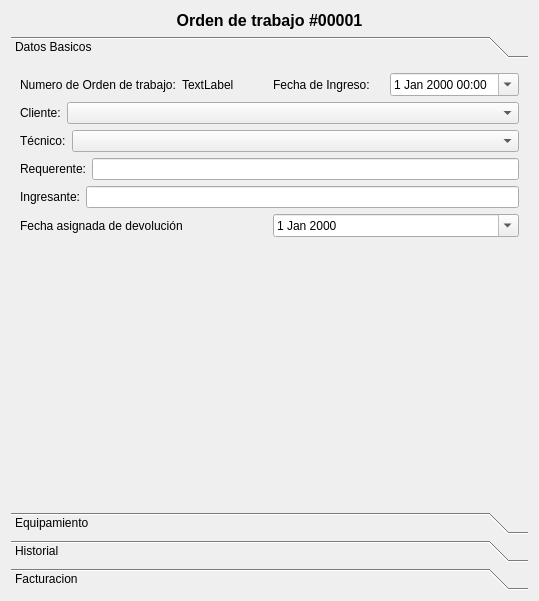
Above: trunk/plugins/ordentrabajo/formordentrabajobase.ui from chungote/gestotux before the change. Below: the same form after it.
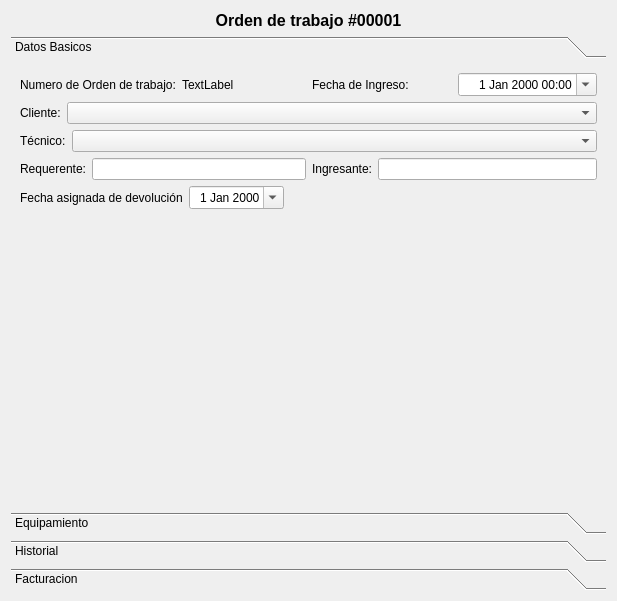
That is the form after the change. The open tabs and pages were chosen to show the change. Custom widgets are drawn as their Qt base class.

The edit to the form file:
```diff
--- a/trunk/plugins/ordentrabajo/formordentrabajobase.ui
+++ b/trunk/plugins/ordentrabajo/formordentrabajobase.ui
@@ -6,7 +6,7 @@
    <rect>
     <x>0</x>
     <y>0</y>
-    <width>539</width>
+    <width>617</width>
     <height>601</height>
    </rect>
   </property>
@@ -43,8 +43,8 @@
        <rect>
         <x>0</x>
         <y>0</y>
-        <width>542</width>
-        <height>186</height>
+        <width>599</width>
+        <height>452</height>
        </rect>
       </property>
       <attribute name="label">
@@ -88,6 +88,9 @@
                <verstretch>0</verstretch>
               </sizepolicy>
              </property>
+             <property name="alignment">
+              <set>Qt::AlignRight|Qt::AlignTrailing|Qt::AlignVCenter</set>
+             </property>
              <property name="displayFormat">
               <string>d MMM yyyy HH:mm</string>
              </property>
@@ -138,10 +141,18 @@
              <verstretch>0</verstretch>
             </sizepolicy>
            </property>
+           <property name="insertPolicy">
+            <enum>QComboBox::NoInsert</enum>
+           </property>
+           <property name="frame">
+            <bool>true</bool>
+           </property>
           </widget>
          </item>
         </layout>
        </item>
+       <item>
+        <layout class="QHBoxLayout" name="horizontalLayout_18">
        <item>
         <layout class="QHBoxLayout" name="horizontalLayout_13">
          <item>
@@ -152,7 +163,11 @@
           </widget>
          </item>
          <item>
-          <widget class="QLineEdit" name="LERequerente"/>
+            <widget class="QLineEdit" name="LERequerente">
+             <property name="alignment">
+              <set>Qt::AlignRight|Qt::AlignTrailing|Qt::AlignVCenter</set>
+             </property>
+            </widget>
          </item>
         </layout>
        </item>
@@ -166,7 +181,13 @@
           </widget>
          </item>
          <item>
-          <widget class="QLineEdit" name="LEIngresante"/>
+            <widget class="QLineEdit" name="LEIngresante">
+             <property name="alignment">
+              <set>Qt::AlignRight|Qt::AlignTrailing|Qt::AlignVCenter</set>
+             </property>
+            </widget>
+           </item>
+          </layout>
          </item>
         </layout>
        </item>
@@ -181,11 +202,27 @@
          </item>
          <item>
           <widget class="QDateEdit" name="DEFechaDevolucion">
+           <property name="alignment">
+            <set>Qt::AlignRight|Qt::AlignTrailing|Qt::AlignVCenter</set>
+           </property>
            <property name="calendarPopup">
             <bool>true</bool>
            </property>
           </widget>
          </item>
+         <item>
+          <spacer name="horizontalSpacer_3">
+           <property name="orientation">
+            <enum>Qt::Horizontal</enum>
+           </property>
+           <property name="sizeHint" stdset="0">
+            <size>
+             <width>40</width>
+             <height>20</height>
+            </size>
+           </property>
+          </spacer>
+         </item>
         </layout>
        </item>
        <item>
@@ -459,16 +496,16 @@
    <extends>QComboBox</extends>
    <header>ecbclientes.h</header>
   </customwidget>
-  <customwidget>
-   <class>ECBTecnicos</class>
-   <extends>QComboBox</extends>
-   <header>ecbtecnicos.h</header>
-  </customwidget>
   <customwidget>
    <class>ECBModeloEquipamiento</class>
    <extends>QComboBox</extends>
    <header>ecbmodeloequipamiento.h</header>
   </customwidget>
+  <customwidget>
+   <class>ECBTecnicos</class>
+   <extends>QComboBox</extends>
+   <header>ecbtecnicos.h</header>
+  </customwidget>
  </customwidgets>
  <resources/>
  <connections/>
```
Left out of the diff: 23 changed lines with no effect on the pictures. Lines whose indentation alone changed are shown as unchanged.
